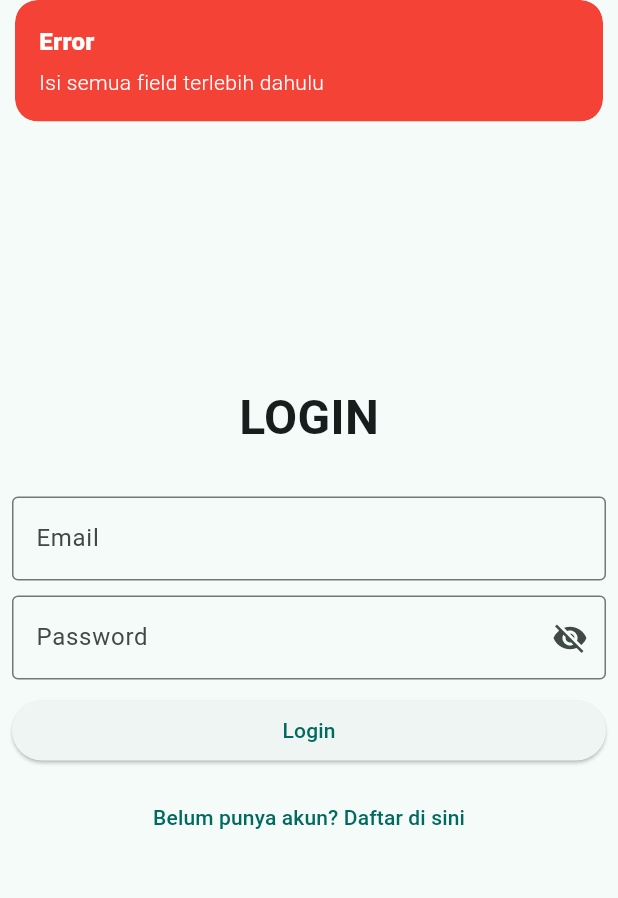
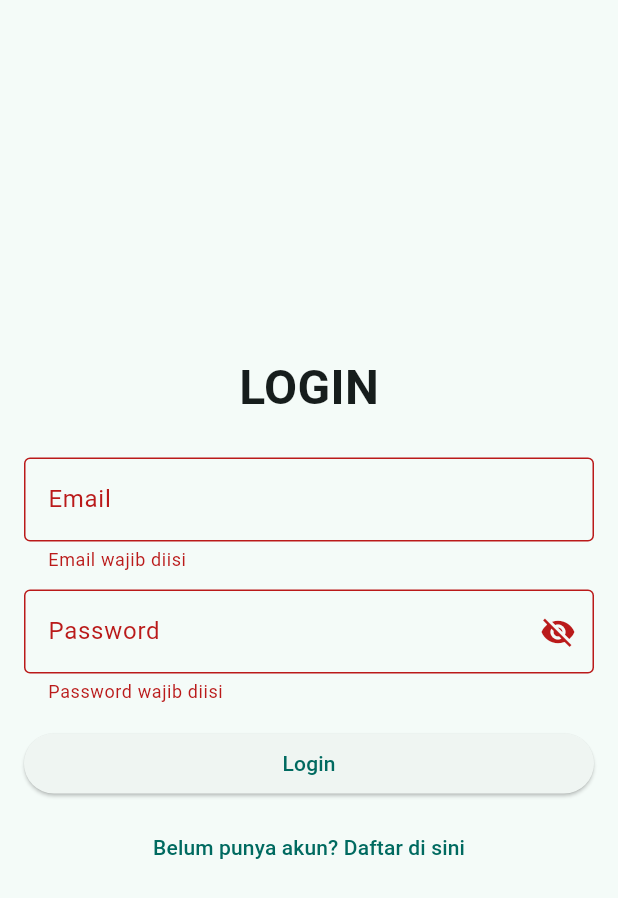
Before and after one commit to rullxd/testapp, a Flutter app: the screen it shows after launch, after a tap on "Login", on a phone screen of 412 x 824 dp. Shown: the top 898 px of the screen. Run offline on Flutter 3.47's test engine with Material 3 defaults, Android fonts, the phone set to English and light mode, and no system bars; our stand-ins replace get, get_storage, image_picker, supabase_flutter; accounts and stored records are empty.

```diff
--- a/lib/main.dart
+++ b/lib/main.dart
@@ -4,10 +4,15 @@ import 'package:flutter/material.dart';
 import 'package:get/get.dart';
 import 'package:get_storage/get_storage.dart';
 import 'package:supabase_flutter/supabase_flutter.dart';
+
 import 'utils/constants.dart';
 import 'utils/app_routes.dart';
 
-void main() async {
+// (Tambahan) Jika kamu pakai SessionService seperti yang kuberikan di canvas,
+// aktifkan import ini dan pastikan file-nya ada:
+// import 'services/session_service.dart';
+
+Future<void> main() async {
   WidgetsFlutterBinding.ensureInitialized();
 
   // Inisialisasi local storage
@@ -16,14 +21,38 @@ void main() async {
   // Inisialisasi Supabase
   await Supabase.initialize(url: supabaseUrl, anonKey: supabaseAnonKey);
 
-  runApp(const MyApp());
+  // Tentukan initial route berdasarkan status login
+  final initialRoute = _resolveInitialRoute();
+
+  runApp(MyApp(initialRoute: initialRoute));
 }
 
 // Supabase client global
 final supabase = Supabase.instance.client;
 
+/// Menentukan halaman awal:
+/// - Jika ada session Supabase -> Home
+/// - Jika tidak ada, cek flag lokal is_logged_in -> Home
+/// - Jika keduanya tidak ada -> Login
+String _resolveInitialRoute() {
+  final session = supabase.auth.currentSession;
+  if (session != null) {
+    return AppRoutes.home;
+  }
+
+  final box = GetStorage();
+  final isLoggedIn =
+      box.read('is_logged_in') ==
+      true; // StorageKeys.isLoggedIn kalau pakai constants.dart-ku
+  return isLoggedIn ? AppRoutes.home : AppRoutes.login;
+
+  // Kalau kamu ingin tetap mulai dari Splash:
+  // return AppRoutes.splash;
+}
+
 class MyApp extends StatelessWidget {
-  const MyApp({super.key});
+  final String initialRoute;
+  const MyApp({super.key, required this.initialRoute});
 
   @override
   Widget build(BuildContext context) {
@@ -33,8 +62,8 @@ class MyApp extends StatelessWidget {
         colorScheme: ColorScheme.fromSeed(seedColor: Colors.teal),
         useMaterial3: true,
       ),
-      initialRoute: AppRoutes.splash, // halaman awal
-      getPages: AppRoutes.routes, // daftar route
+      initialRoute: initialRoute,
+      getPages: AppRoutes.routes,
       debugShowCheckedModeBanner: false,
     );
   }
--- a/lib/screens/auth/login_screen.dart
+++ b/lib/screens/auth/login_screen.dart
@@ -2,10 +2,13 @@
 
 import 'package:flutter/material.dart';
 import 'package:get/get.dart';
+import 'package:get_storage/get_storage.dart';
 import 'package:supabase_flutter/supabase_flutter.dart';
-import 'package:testapp/screens/auth/register_screen.dart';
+
 import '../../main.dart';
-import '../profile/profile_screen.dart';
+import '../../utils/app_routes.dart';
+// Jika kamu punya StorageKeys di constants.dart, import dan gunakan:
+// import '../../utils/constants.dart';
 
 class LoginScreen extends StatefulWidget {
   const LoginScreen({super.key});
@@ -15,34 +18,40 @@ class LoginScreen extends StatefulWidget {
 }
 
 class _LoginScreenState extends State<LoginScreen> {
-  final TextEditingController usernameController = TextEditingController();
-  final TextEditingController passwordController = TextEditingController();
+  final _emailC = TextEditingController();
+  final _passC = TextEditingController();
+  final _formKey = GlobalKey<FormState>();
+
   bool _isPasswordVisible = false;
   bool _isLoading = false;
 
+  @override
+  void dispose() {
+    _emailC.dispose();
+    _passC.dispose();
+    super.dispose();
+  }
+
   Future<void> _signIn() async {
-    if (usernameController.text.isEmpty || passwordController.text.isEmpty) {
-      Get.snackbar(
-        'Error',
-        'Isi semua field terlebih dahulu',
-        backgroundColor: Colors.red,
-        colorText: Colors.white,
-      );
-      return;
-    }
+    if (!(_formKey.currentState?.validate() ?? false)) return;
 
     setState(() => _isLoading = true);
 
     try {
-      // 🔹 Login Supabase menggunakan email (username dijadikan email di sini)
-      final response = await supabase.auth.signInWithPassword(
-        email: usernameController.text.trim(),
-        password: passwordController.text.trim(),
+      final resp = await supabase.auth.signInWithPassword(
+        email: _emailC.text.trim(),
+        password: _passC.text,
       );
 
-      if (response.user != null) {
-        // 🔹 Kalau berhasil login, pindah ke ProfileScreen
-        Get.offAll(() => const ProfilScreen());
+      if (resp.user != null) {
+        // Opsional: simpan flag lokal (Supabase sudah persist session)
+        final box = GetStorage();
+        await box.write('is_logged_in', true);
+        // Jika pakai constants.dart:
+        // await box.write(StorageKeys.isLoggedIn, true);
+
+        // Arahkan ke Home (atau Profile, sesuai kebutuhan rute kamu)
+        Get.offAllNamed(AppRoutes.home);
       } else {
         Get.snackbar(
           'Error',
@@ -53,7 +62,7 @@ class _LoginScreenState extends State<LoginScreen> {
       }
     } on AuthException catch (e) {
       Get.snackbar(
-        'Error',
+        'Login gagal',
         e.message,
         backgroundColor: Colors.red,
         colorText: Colors.white,
@@ -61,79 +70,120 @@ class _LoginScreenState extends State<LoginScreen> {
     } catch (e) {
       Get.snackbar(
         'Error',
-        'Terjadi kesalahan tidak terduga',
+        'Terjadi kesalahan tak terduga',
         backgroundColor: Colors.red,
         colorText: Colors.white,
       );
     } finally {
-      setState(() => _isLoading = false);
+      if (mounted) setState(() => _isLoading = false);
     }
   }
 
   @override
   Widget build(BuildContext context) {
+    final maxWidth = 420.0;
+
     return Scaffold(
       body: Center(
-        child: Padding(
-          padding: const EdgeInsets.all(8.0),
+        child: SingleChildScrollView(
+          padding: const EdgeInsets.all(16),
+          child: ConstrainedBox(
+            constraints: BoxConstraints(maxWidth: maxWidth),
+            child: Form(
+              key: _formKey,
               child: Column(
-            mainAxisAlignment: MainAxisAlignment.center,
                 children: [
                   const Text(
-                "LOGIN",
+                    'LOGIN',
                     style: TextStyle(fontSize: 32, fontWeight: FontWeight.bold),
                   ),
-              const SizedBox(height: 30),
-              TextField(
-                controller: usernameController,
+                  const SizedBox(height: 24),
+
+                  // Email
+                  TextFormField(
+                    controller: _emailC,
+                    keyboardType: TextInputType.emailAddress,
                     decoration: const InputDecoration(
                       border: OutlineInputBorder(),
-                  labelText: "Email",
-                  hintText: "Masukkan Email",
+                      labelText: 'Email',
+                      hintText: 'Masukkan Email',
                     ),
+                    validator: (v) {
+                      if (v == null || v.trim().isEmpty) {
+                        return 'Email wajib diisi';
+                      }
+                      final email = v.trim();
+                      final ok = RegExp(
+                        r'^[^@]+@[^@]+\.[^@]+$',
+                      ).hasMatch(email);
+                      if (!ok) return 'Format email tidak valid';
+                      return null;
+                    },
                   ),
-              const SizedBox(height: 10),
-              TextField(
-                controller: passwordController,
-                obscureText:
-                    !_isPasswordVisible, // ✅ ubah dari true jadi tergantung state
+                  const SizedBox(height: 12),
+
+                  // Password
+                  TextFormField(
+                    controller: _passC,
+                    obscureText: !_isPasswordVisible,
                     decoration: InputDecoration(
                       border: const OutlineInputBorder(),
-                  labelText: "Password",
-                  hintText: "Masukkan Password",
+                      labelText: 'Password',
+                      hintText: 'Masukkan Password',
                       suffixIcon: IconButton(
                         icon: Icon(
                           _isPasswordVisible
                               ? Icons.visibility
                               : Icons.visibility_off,
                         ),
-                    onPressed: () {
-                      setState(() {
-                        _isPasswordVisible =
-                            !_isPasswordVisible; // ✅ toggle status
-                      });
+                        onPressed: () => setState(
+                          () => _isPasswordVisible = !_isPasswordVisible,
+                        ),
+                      ),
+                    ),
+                    onFieldSubmitted: (_) => _signIn(),
+                    validator: (v) {
+                      if (v == null || v.isEmpty) return 'Password wajib diisi';
+                      if (v.length < 6) return 'Minimal 6 karakter';
+                      return null;
                     },
                   ),
-                ),
-                onSubmitted: (_) => _signIn(), // ✅ tekan Enter untuk login
-              ),
 
-              const SizedBox(height: 10),
+                  const SizedBox(height: 16),
+
+                  // Button Login
                   SizedBox(
                     width: double.infinity,
                     child: ElevatedButton(
                       onPressed: _isLoading ? null : _signIn,
                       child: _isLoading
-                      ? const CircularProgressIndicator(color: Colors.white)
-                      : const Text("Login"),
+                          ? const SizedBox(
+                              height: 18,
+                              width: 18,
+                              child: CircularProgressIndicator(
+                                strokeWidth: 2,
+                                color: Colors.white,
+                              ),
+                            )
+                          : const Text('Login'),
                     ),
                   ),
-              const SizedBox(height: 10),
+
+                  const SizedBox(height: 8),
+
+                  // Link ke Register (pakai route kalau sudah didaftarkan)
                   TextButton(
-                onPressed: () => Get.to(() => const RegisterScreen()),
-                child: const Text("Belum punya akun? Daftar di sini"),
+                    onPressed: () {
+                      // Kalau ada route: Get.toNamed(AppRoutes.register);
+                      // Jika belum, dan kamu punya RegisterScreen:
+                      // Get.to(() => const RegisterScreen());
+                      Get.toNamed(AppRoutes.register);
+                    },
+                    child: const Text('Belum punya akun? Daftar di sini'),
                   ),
                 ],
+              ),
+            ),
           ),
         ),
       ),
--- a/lib/utils/app_routes.dart
+++ b/lib/utils/app_routes.dart
@@ -1,30 +1,31 @@
-// lib/utils/app_routes.dart
-
 import 'package:get/get.dart';
-import 'package:testapp/home_screen.dart';
-import '../../screens/auth/login_screen.dart';
-import '../../screens/auth/register_screen.dart';
-import '../../screens/home/note_form_screen.dart';
-import '../../screens/home/notes_list_screen.dart';
-import '../../screens/profile/profile_screen.dart';
-import '../../screens/splash_screen.dart';
+import '../screens/auth/login_screen.dart';
+import '../screens/auth/register_screen.dart';
+import '../screens/profile/profile_screen.dart';
+import '../screens/home/notes_list_screen.dart';
+import '../screens/home/note_form_screen.dart';
+import '../screens/splash_screen.dart';
+import '../home_screen.dart';
+import '../penghitung_screen.dart';
 
 class AppRoutes {
-  static const String splash = '/';
-  static const String login = '/login';
-  static const String register = '/register';
-  static const String home = '/home';
-  static const String profile = '/profile';
-  static const String notes = '/notes';
-  static const String noteForm = '/note-form';
+  static const splash = '/';
+  static const login = '/login';
+  static const register = '/register';
+  static const home = '/home';
+  static const profile = '/profile';
+  static const penghitung = '/penghitung';
+  static const notesList = '/notes';
+  static const noteForm = '/noteForm';
 
   static final routes = [
     GetPage(name: splash, page: () => const SplashScreen()),
     GetPage(name: login, page: () => const LoginScreen()),
     GetPage(name: register, page: () => const RegisterScreen()),
+    GetPage(name: home, page: () => const HomeScreen()),
     GetPage(name: profile, page: () => const ProfilScreen()),
-    GetPage(name: notes, page: () => const NotesListScreen()),
-    GetPage(name: noteForm, page: () => NoteFormScreen()),
-    GetPage(name: home, page: () => const HomeScreen()),
+    GetPage(name: penghitung, page: () => const Penghitungscreen()),
+    GetPage(name: notesList, page: () => const NotesListScreen()),
+    GetPage(name: noteForm, page: () => const NoteFormScreen()),
   ];
 }
```
Also changed, not shown: lib/home_screen.dart (+46 -15 lines), lib/screens/auth/register_screen.dart (+61 -27 lines), lib/screens/profile/profile_screen.dart (+47 -20 lines), lib/services/session_service.dart (added, +57 -0 lines), code login.png (added), code register.png (added), 1 other file. Lines whose indentation alone changed are shown as unchanged.
